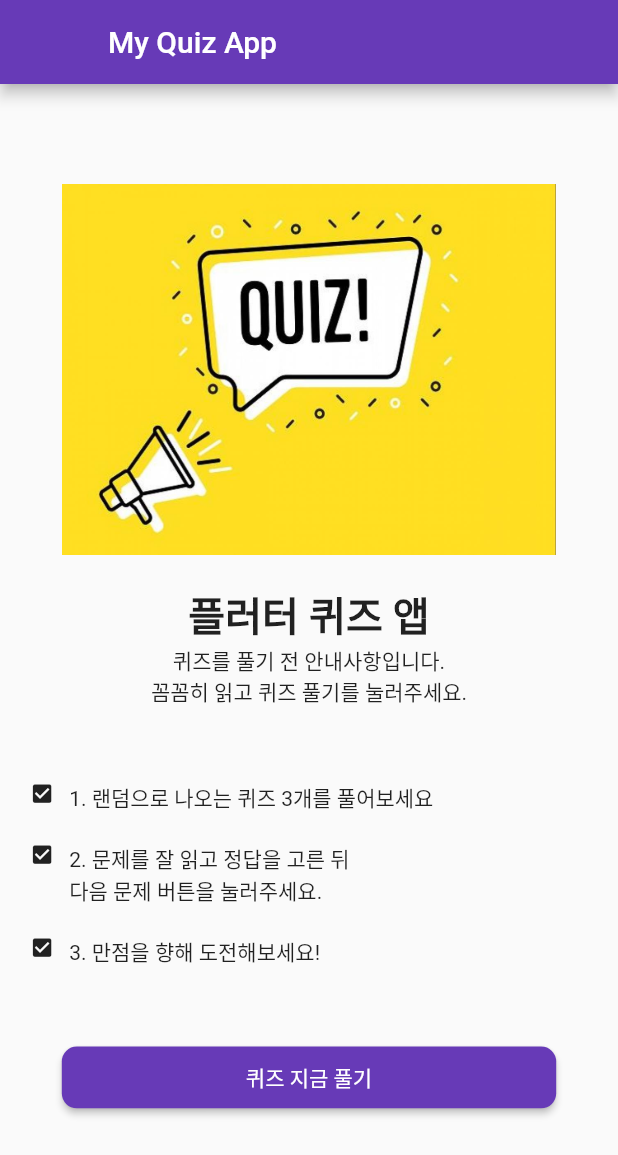
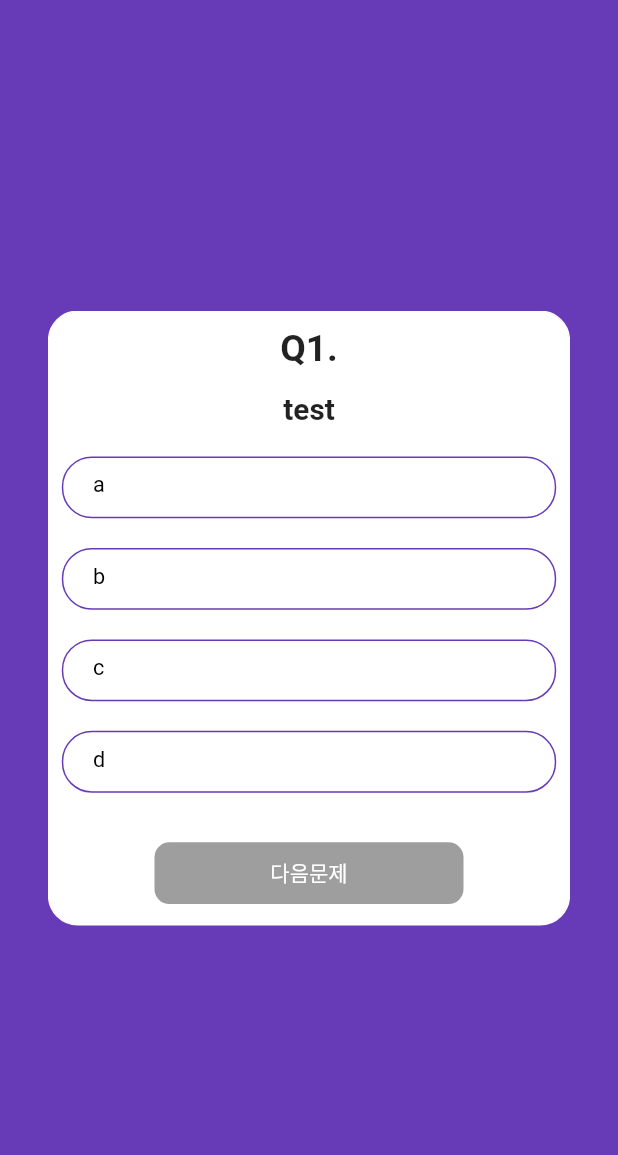
Before and after one commit to SeungWookHan/Flutter-DRF, a Flutter app: the screen it shows after launch, after a tap on "퀴즈 지금 풀기", on a phone screen of 412 x 824 dp. Shown: the top 1155 px of the screen. Run offline on Flutter 3.47's test engine with Material 2 defaults, Android fonts, the light colour scheme and no system bars; drawn by our look-alikes of auto_size_text; our stand-ins replace flutter_swiper.

Commit message:
Quiz 풀기 화면 만들기

```diff
--- a/lib/screen/screen_home.dart
+++ b/lib/screen/screen_home.dart
@@ -1,5 +1,7 @@
 import 'package:flutter/material.dart';
 import 'package:flutter/semantics.dart';
+import 'package:quiz_app_test/model/model_quiz.dart';
+import 'package:quiz_app_test/screen/screen_quiz.dart';
 
 class HomeScreen extends StatefulWidget {
   @override
@@ -7,6 +9,23 @@ class HomeScreen extends StatefulWidget {
 }
 
 class _HomeScreenState extends State<HomeScreen> {
+  List<Quiz> quizs = [
+    Quiz.fromMap({
+      'title': 'test',
+      'candidates': ['a', 'b', 'c', 'd'],
+      'answer': 0
+    }),
+    Quiz.fromMap({
+      'title': 'test',
+      'candidates': ['a', 'b', 'c', 'd'],
+      'answer': 0
+    }),
+    Quiz.fromMap({
+      'title': 'test',
+      'candidates': ['a', 'b', 'c', 'd'],
+      'answer': 0
+    }),
+  ];
   @override
   Widget build(BuildContext context) {
     Size screensize = MediaQuery.of(context).size;
@@ -55,19 +74,28 @@ class _HomeScreenState extends State<HomeScreen> {
               ),
               Container(
                 padding: EdgeInsets.only(bottom: width * 0.036),
-                child: Center(child: ButtonTheme(
+                child: Center(
+                  child: ButtonTheme(
                     minWidth: width * 0.8,
                     height: height * 0.05,
                     shape: RoundedRectangleBorder(
-                      borderRadius: BorderRadius.circular(10)
-                    ),
+                        borderRadius: BorderRadius.circular(10)),
                     child: RaisedButton(
                       child: Text(
                         '퀴즈 지금 풀기',
                         style: TextStyle(color: Colors.white),
-                        ),
-                        color: Colors.deepPurple,
-                        onPressed: () {},
+                      ),
+                      color: Colors.deepPurple,
+                      onPressed: () {
+                        Navigator.push(
+                          context,
+                          MaterialPageRoute(
+                            builder: (context) => QuizScreen(
+                              quizs: quizs,
+                            ),
+                          ),
+                        );
+                      },
                     ),
                   ),
                 ),
--- /dev/null
+++ b/lib/screen/screen_quiz.dart
@@ -0,0 +1,157 @@
+import 'package:flutter/material.dart';
+import 'package:flutter/semantics.dart';
+import 'package:quiz_app_test/model/model_quiz.dart';
+import 'package:flutter_swiper/flutter_swiper.dart';
+import 'package:auto_size_text/auto_size_text.dart';
+import 'package:quiz_app_test/widget/widget_candidate.dart';
+
+class QuizScreen extends StatefulWidget {
+  List<Quiz> quizs;
+  QuizScreen({this.quizs});
+  @override
+  _QuizScreenState createState() => _QuizScreenState();
+}
+
+class _QuizScreenState extends State<QuizScreen> {
+  List<int> _answers = [-1, -1, -1];
+  List<bool> _answerState = [false, false, false, false];
+  int _currentIndex = 0;
+  SwiperController _controller = SwiperController();
+
+  @override
+  Widget build(BuildContext context) {
+    Size screenSize = MediaQuery.of(context).size;
+    double width = screenSize.width;
+    double height = screenSize.height;
+    return SafeArea(
+      child: Scaffold(
+        backgroundColor: Colors.deepPurple,
+        body: Center(
+          child: Container(
+            decoration: BoxDecoration(
+              borderRadius: BorderRadius.circular(20),
+              border: Border.all(color: Colors.deepPurple),
+            ),
+            width: width * 0.85,
+            height: height * 0.5,
+            child: Swiper(
+              controller: _controller,
+              physics: NeverScrollableScrollPhysics(),
+              loop: false,
+              itemCount: widget.quizs.length,
+              itemBuilder: (BuildContext context, int index) {
+                return _buildQuizCard(widget.quizs[index], width, height);
+              },
+            ),
+          ),
+        ),
+      ),
+    );
+  }
+
+  Widget _buildQuizCard(Quiz quiz, double width, double height) {
+    return Container(
+      decoration: BoxDecoration(
+          borderRadius: BorderRadius.circular(20),
+          border: Border.all(color: Colors.white),
+          color: Colors.white),
+      child: Column(
+        crossAxisAlignment: CrossAxisAlignment.center,
+        children: <Widget>[
+          Container(
+            padding: EdgeInsets.fromLTRB(0, width * 0.024, 0, width * 0.024),
+            child: Text(
+              'Q' + (_currentIndex + 1).toString() + '.',
+              style: TextStyle(
+                fontSize: width * 0.06,
+                fontWeight: FontWeight.bold,
+              ),
+            ),
+          ),
+          Container(
+            width: width * 0.8,
+            padding: EdgeInsets.only(top: width * 0.012),
+            child: AutoSizeText(
+              quiz.title,
+              textAlign: TextAlign.center,
+              maxLines: 2,
+              style: TextStyle(
+                fontSize: width * 0.048,
+                fontWeight: FontWeight.bold,
+              ),
+            ),
+          ),
+          Expanded(
+            child: Container(),
+          ),
+          Column(
+            children: _buildCandidates(width, quiz),
+          ),
+          Container(
+            padding: EdgeInsets.all(width * 0.024),
+            child: Center(
+              child: ButtonTheme(
+                minWidth: width * 0.5,
+                height: height * 0.05,
+                shape: RoundedRectangleBorder(
+                  borderRadius: BorderRadius.circular(10),
+                ),
+                child: RaisedButton(
+                  child: _currentIndex == widget.quizs.length - 1
+                      ? Text('결과보기')
+                      : Text('다음문제'),
+                  textColor: Colors.white,
+                  color: Colors.deepPurple,
+                  onPressed: _answers[_currentIndex] == -1
+                      ? null
+                      : () {
+                          if (_currentIndex == widget.quizs.length - 1) {
+                          } else {
+                            _answerState = [false, false, false, false];
+                            _currentIndex += 1;
+                            _controller.next();
+                          }
+                        },
+                ),
+              ),
+            ),
+          )
+        ],
+      ),
+    );
+  }
+
+  List<Widget> _buildCandidates(double width, Quiz quiz) {
+    List<Widget> _children = [];
+    for (int i = 0; i < 4; i++) {
+      _children.add(
+        CandWidget(
+          index: i,
+          text: quiz.candidates[i],
+          width: width,
+          answerState: _answerState[i],
+          tap: () {
+            setState(() {
+              for (int j = 0; j < 4; j++) {
+                if (j == i) {
+                  _answerState[j] = true;
+                  _answers[_currentIndex] = j;
+                  // print(_answers[_currentIndex]);
+                  // print(width);
+                } else {
+                  _answerState[j] = false;
+                }
+              }
+            });
+          },
+        ),
+      );
+      _children.add(
+        Padding(
+          padding: EdgeInsets.all(width * 0.024),
+        ),
+      );
+    }
+    return _children;
+  }
+}
--- /dev/null
+++ b/lib/widget/widget_candidate.dart
@@ -0,0 +1,47 @@
+import 'package:flutter/material.dart';
+
+class CandWidget extends StatefulWidget {
+  VoidCallback tap;
+  String text;
+  int index;
+  double width;
+  bool answerState;
+
+  CandWidget({this.tap, this.index, this.width, this.text, this.answerState});
+  _CandWidgetState createState() => _CandWidgetState();
+}
+
+class _CandWidgetState extends State<CandWidget> {
+  @override
+  Widget build(BuildContext context) {
+    return Container(
+      width: widget.width * 0.8,
+      height: widget.width * 0.1,
+      padding: EdgeInsets.fromLTRB(
+        widget.width * 0.048,
+        widget.width * 0.024,
+        widget.width * 0.048,
+        widget.width * 0.024,
+      ),
+      decoration: BoxDecoration(
+        borderRadius: BorderRadius.circular(20),
+        border: Border.all(color: Colors.deepPurple),
+        color: widget.answerState ? Colors.deepPurple : Colors.white,
+      ),
+      child: InkWell(
+        child: Text(
+          widget.text,
+          style: TextStyle(
+              fontSize: widget.width * 0.035,
+              color: widget.answerState ? Colors.white : Colors.black),
+        ),
+        onTap: () {
+          setState(() {
+            widget.tap();
+            widget.answerState = !widget.answerState;
+          });
+        },
+      ),
+    );
+  }
+}
--- a/pubspec.yaml
+++ b/pubspec.yaml
@@ -28,6 +28,8 @@ dependencies:
   # The following adds the Cupertino Icons font to your application.
   # Use with the CupertinoIcons class for iOS style icons.
   cupertino_icons: ^1.0.0
+  flutter_swiper:
+  auto_size_text:
 
 dev_dependencies:
   flutter_test:
```
Also changed, not shown: pubspec.lock.
